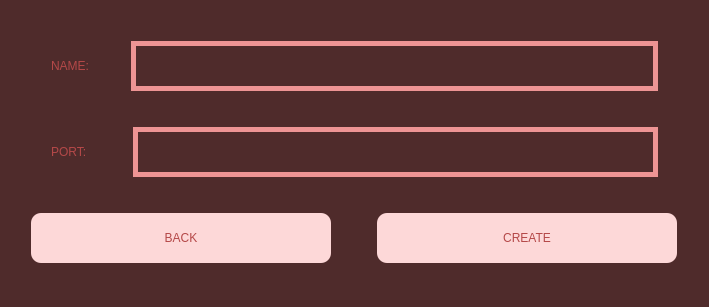
Qt form MATFWars/create.ui (Divljo31/MATFWars) before a commit.
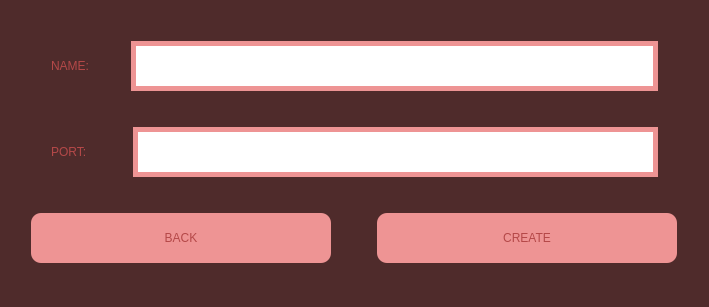
The same form after that commit.

Patch:
```diff
--- a/MATFWars/create.ui
+++ b/MATFWars/create.ui
@@ -10,11 +10,25 @@
     <height>307</height>
    </rect>
   </property>
+  <property name="minimumSize">
+   <size>
+    <width>700</width>
+    <height>300</height>
+   </size>
+  </property>
+  <property name="maximumSize">
+   <size>
+    <width>1000</width>
+    <height>500</height>
+   </size>
+  </property>
   <property name="windowTitle">
    <string>MATFWars</string>
   </property>
   <property name="styleSheet">
-   <string notr="true">background-color: rgb(79, 43, 43);</string>
+   <string notr="true">#Create{
+background-color: rgb(79, 43, 43);
+}</string>
   </property>
   <layout class="QVBoxLayout" name="verticalLayout">
    <item>
@@ -217,7 +231,7 @@
        <property name="styleSheet">
         <string notr="true">color:rgb(180, 72, 72);
 font: 600 25pt &quot;URW Bookman&quot;;
-background-color: rgb(253, 216, 216);
+background-color:rgb(238, 148, 148);
 border-radius:10px;</string>
        </property>
        <property name="text">
@@ -264,7 +278,7 @@
        <property name="styleSheet">
         <string notr="true">color:rgb(180, 72, 72);
 font: 600 25pt &quot;URW Bookman&quot;;
-background-color: rgb(253, 216, 216);
+background-color: rgb(238, 148, 148);
 border-radius:10px;</string>
        </property>
        <property name="text">
```
